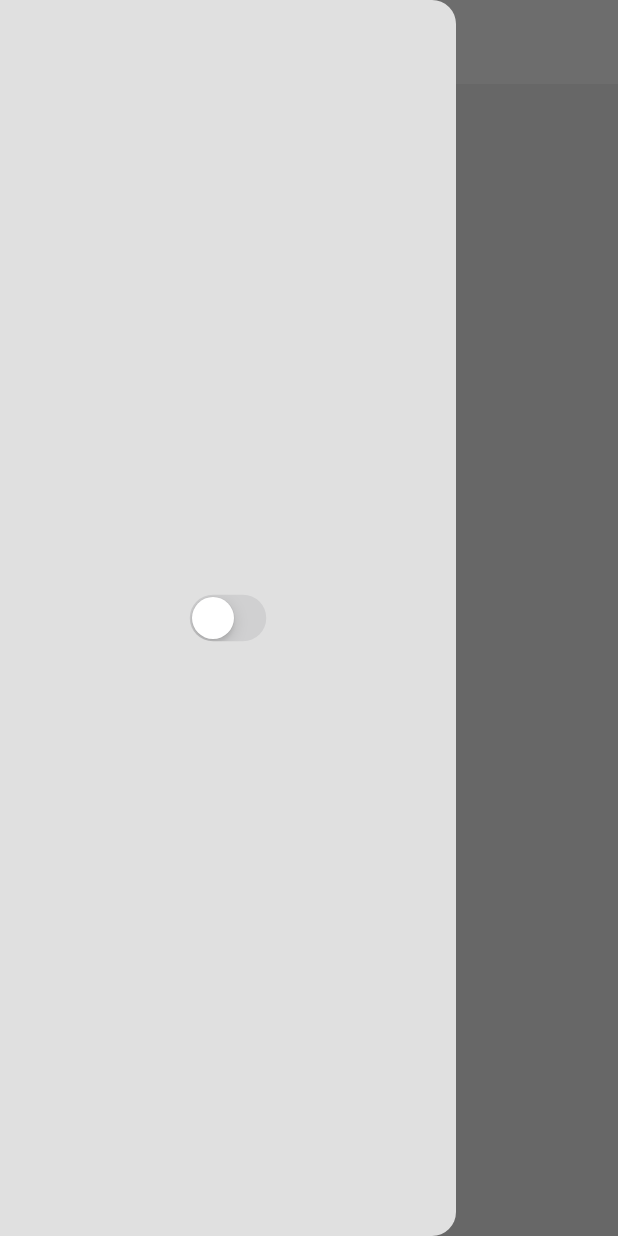
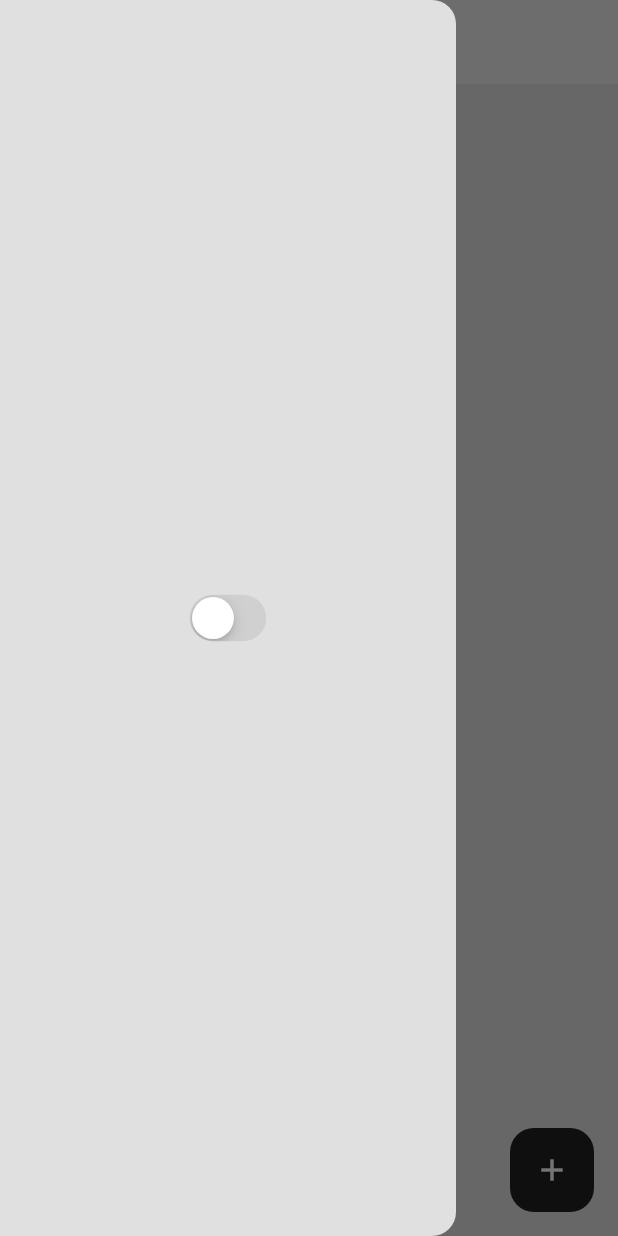
Before and after one commit to snow-2357/habit_traking, a Flutter app: the screen it shows after launch, with the side drawer open, on a phone screen of 412 x 824 dp. Run offline on Flutter 3.47's test engine with Material 3 defaults, Android fonts, the phone set to English and light mode, and no system bars; our stand-ins replace isar; accounts and stored records are empty; generated files the repository leaves out were written again.

```diff
--- /dev/null
+++ b/lib/components/drawer.dart
@@ -0,0 +1,28 @@
+import 'package:flutter/cupertino.dart';
+import 'package:flutter/material.dart';
+import 'package:provider/provider.dart';
+import 'package:habit_tracking/theme/theme_provider.dart';
+
+class CustomDrawer extends StatelessWidget {
+  const CustomDrawer({super.key});
+
+  @override
+  Widget build(BuildContext context) {
+    final themeProvider =
+        Provider.of<ThemeProvider>(context); // Access ThemeProvider
+
+    return Drawer(
+      backgroundColor: Theme.of(context).colorScheme.surface,
+      child: Center(
+        child: CupertinoSwitch(
+          value: themeProvider
+              .isDarkMode, // Current value of the theme (dark/light)
+          onChanged: (value) {
+            themeProvider
+                .toggleTheme(); // Toggle the theme when the switch is changed
+          },
+        ),
+      ),
+    );
+  }
+}
--- a/lib/main.dart
+++ b/lib/main.dart
@@ -31,6 +31,6 @@ class MyApp extends StatelessWidget {
         title: 'Flutter Demo',
         debugShowCheckedModeBanner: false,
         theme: Provider.of<ThemeProvider>(context).themeData,
-        home: const HomePage());
+        home: HomePage());
   }
 }
--- a/lib/page/home_page.dart
+++ b/lib/page/home_page.dart
@@ -1,31 +1,66 @@
-import 'package:flutter/cupertino.dart';
 import 'package:flutter/material.dart';
+import 'package:habit_tracking/components/drawer.dart';
+import 'package:habit_tracking/database/habit_database.dart';
 import 'package:habit_tracking/theme/theme_provider.dart';
 import 'package:provider/provider.dart';
 
 class HomePage extends StatelessWidget {
-  const HomePage({super.key});
+  HomePage({super.key});
+  final TextEditingController textController = TextEditingController();
+
+  void createHabit(BuildContext context) {
+    showDialog(
+      context: context,
+      builder: (context) => AlertDialog(
+        content: TextField(
+          controller: textController,
+          decoration: InputDecoration(
+            hintText: 'Enter habit name',
+            hintStyle:
+                TextStyle(color: Theme.of(context).colorScheme.secondary),
+          ),
+        ),
+        actions: [
+          MaterialButton(
+            onPressed: () => Navigator.of(context).pop(),
+            child: Text(
+              'Cancel',
+              style: TextStyle(color: Theme.of(context).colorScheme.error),
+            ),
+          ),
+          MaterialButton(
+            onPressed: () {
+              //save
+              String newHabit = textController.text;
+              context.read<HabitDatabase>().addHabit(newHabit);
+
+              Navigator.of(context).pop();
+              textController.clear();
+            },
+            child: Text(
+              'Save',
+              style: TextStyle(
+                  color: Theme.of(context).colorScheme.inversePrimary),
+            ),
+          ),
+        ],
+      ),
+    );
+  }
 
   @override
   Widget build(BuildContext context) {
-    final themeProvider =
-        Provider.of<ThemeProvider>(context); // Listen for theme changes
-
     return Scaffold(
+      backgroundColor: Theme.of(context).colorScheme.surface,
       appBar: AppBar(
         backgroundColor: Theme.of(context).colorScheme.tertiary,
       ),
-      drawer: Drawer(
-        backgroundColor: Theme.of(context).colorScheme.surface,
-        child: Center(
-          child: CupertinoSwitch(
-            value: themeProvider
-                .isDarkMode, // Current value of the theme (dark/light)
-            onChanged: (value) =>
-                Provider.of<ThemeProvider>(context, listen: false)
-                    .toggleTheme(),
-          ),
-        ),
+      drawer: const CustomDrawer(),
+      floatingActionButton: FloatingActionButton(
+        onPressed: () => createHabit(context),
+        elevation: 0,
+        backgroundColor: Theme.of(context).colorScheme.inversePrimary,
+        child: const Icon(Icons.add),
       ),
     );
   }
--- a/lib/theme/dark_mode.dart
+++ b/lib/theme/dark_mode.dart
@@ -6,4 +6,5 @@ ThemeData darkMode = ThemeData(
         primary: Colors.grey.shade600,
         secondary: Colors.grey.shade700,
         tertiary: Colors.grey.shade800,
-        inversePrimary: Colors.grey.shade300));
+        inversePrimary: Colors.grey.shade300,
+        error: Colors.red.shade300));
--- a/lib/theme/light_mode.dart
+++ b/lib/theme/light_mode.dart
@@ -6,4 +6,5 @@ ThemeData lightMode = ThemeData(
         primary: Colors.grey.shade400,
         secondary: Colors.grey.shade500,
         tertiary: Colors.grey.shade200,
-        inversePrimary: Colors.grey.shade900));
+        inversePrimary: Colors.grey.shade900,
+        error: Colors.red.shade300));
```
Also changed, not shown: 3 other files.
